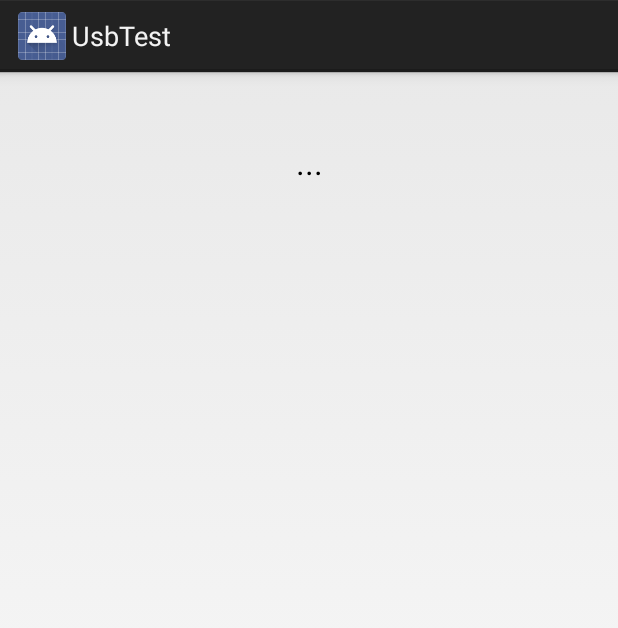
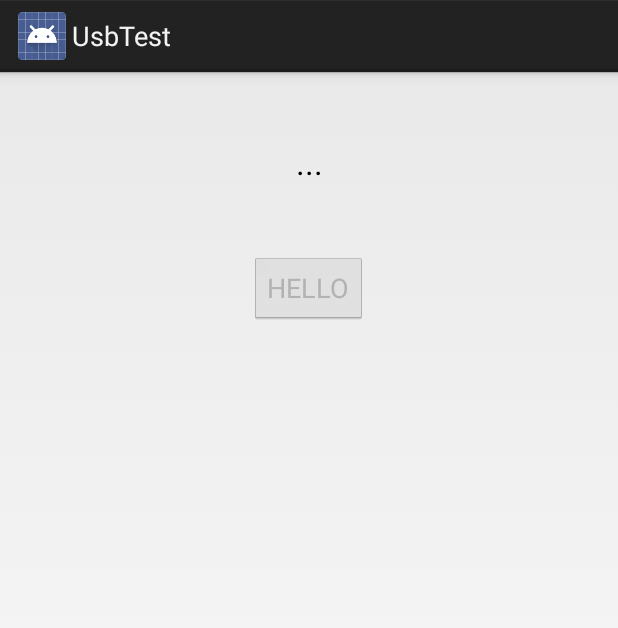
Before and after one commit to MattHeard/Dogbot, an Android app: the screen it shows after launch (MainActivity), on a phone screen of 412 x 824 dp. Shown: the top 628 px of the screen. Run offline under Robolectric (Android 15) with nearby library versions, the phone set to English and light mode, and no system bars.

```diff
--- a/android/UsbTest/app/src/main/res/layout/activity_main.xml
+++ b/android/UsbTest/app/src/main/res/layout/activity_main.xml
@@ -14,4 +14,12 @@
         android:id="@+id/accessory_model"
         android:gravity="center" />
 
+    <Button
+        android:layout_width="wrap_content"
+        android:layout_height="wrap_content"
+        android:text="HELLO"
+        android:id="@+id/button"
+        android:layout_gravity="center_horizontal"
+        android:enabled="false" />
+
 </LinearLayout>
```
Also changed, not shown: android/UsbTest/app/src/main/java/nz/co/deuteriumlabs/usbtest/MainActivity.java (+77 -10 lines).
